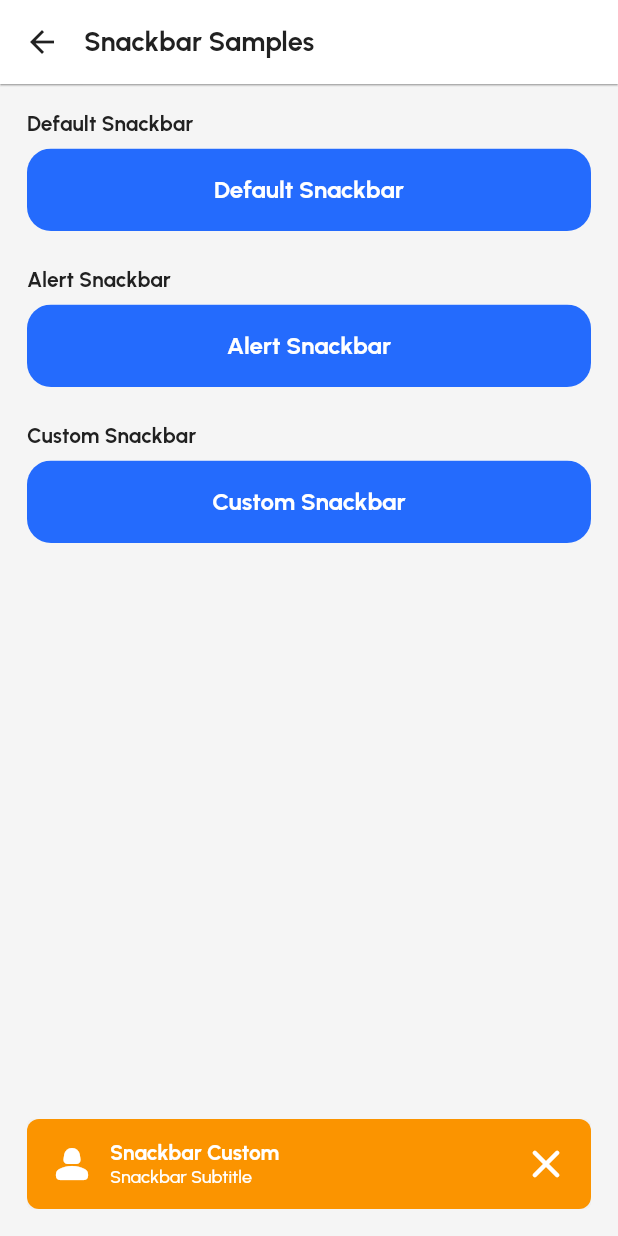
After one commit to ideaver/alvamind-one-library-frontend, a Flutter app: the SnackbarSamplesView screen opened by its route, after a tap on "Custom Snackbar", on a phone screen of 412 x 824 dp. The commit adds this screen. Run offline on Flutter 3.47's test engine with Material 2 defaults, Android fonts, the phone set to English and light mode, and no system bars; our stand-ins replace connectivity, dotted_border, firebase_messaging, flutter_local_notifications, flutter_secure_storage, get_it and 8 more; missing offline and left inert: optimized_cached_image, syncfusion_flutter_core; accounts and stored records are empty; project files that could hold a hidden picture were left out.

Commit message:
added & updated widgets

```diff
--- a/lib/app/route/app_routes.dart
+++ b/lib/app/route/app_routes.dart
@@ -1,4 +1,3 @@
-import 'package:alvamind_library/view/samples/toggle_samples_view.dart';
 import 'package:flutter/material.dart';
 
 import '../../view/main/main_view.dart';
@@ -8,10 +7,12 @@ import '../../view/samples/button_customer_bar_samples_view.dart';
 import '../../view/samples/button_samples_view.dart';
 import '../../view/samples/card_pinpoin_delivery_samples_view.dart';
 import '../../view/samples/category_menu_samples_view.dart';
+import '../../view/samples/checkbox_samples_view.dart';
 import '../../view/samples/chips_samples_view.dart';
 import '../../view/samples/comment_and_review_list_samples_view.dart';
 import '../../view/samples/dialog_samples_view.dart';
 import '../../view/samples/divider_samples_view.dart';
+import '../../view/samples/dotted_border_sample_view.dart';
 import '../../view/samples/dropdown_samples_view.dart';
 import '../../view/samples/icon_button_samples_view.dart';
 import '../../view/samples/illustration_state_samples_view.dart';
@@ -27,16 +28,22 @@ import '../../view/samples/operasional_card_samples_view.dart';
 import '../../view/samples/order_card_samples_view.dart';
 import '../../view/samples/order_list_samples_view.dart';
 import '../../view/samples/order_type_info_samples_view.dart';
-import '../../view/samples/owner_oulet_card_samples_view.dart';
+import '../../view/samples/owner_outlet_card_samples_view.dart';
 import '../../view/samples/payment_samples_view.dart';
 import '../../view/samples/pin_point_samples_view.dart';
 import '../../view/samples/progress_line_samples_view.dart';
 import '../../view/samples/promo_card_samples_view.dart';
+import '../../view/samples/radio_samples_view.dart';
 import '../../view/samples/service_category_samples_view.dart';
+import '../../view/samples/snackbar_samples_view.dart';
 import '../../view/samples/statistic_square_samples_view.dart';
+import '../../view/samples/table_navigation_samples_view.dart';
+import '../../view/samples/table_samples_view.dart';
 import '../../view/samples/tags_samples_view.dart';
 import '../../view/samples/terms_condition_list_samples_view.dart';
+import '../../view/samples/toggle_samples_view.dart';
 import '../../view/samples/tool_tip_menu_samples_view.dart';
+import '../../view/samples/transaction_info_sample_view.dart';
 
 // App routes
 class AppRoutes {
@@ -68,7 +75,6 @@ class AppRoutes {
     DropDownSamplesView.routeName: (context) => const DropDownSamplesView(),
     ItemCardsSamplesView.routeName: (context) => const ItemCardsSamplesView(),
     ToggleSamplesView.routeName: (context) => const ToggleSamplesView(),
-    //
     AccordionSamplesView.routeName: (context) => const AccordionSamplesView(),
     PaymentSamplesView.routeName: (context) => const PaymentSamplesView(),
     ModalPopupButtonSamplesView.routeName: (context) => const ModalPopupButtonSamplesView(),
@@ -83,5 +89,12 @@ class AppRoutes {
     OrderListSamplesView.routeName: (context) => const OrderListSamplesView(),
     CardPinPoinDeliverySamplesView.routeName: (context) => const CardPinPoinDeliverySamplesView(),
     OperasionalCardSamplesView.routeName: (context) => const OperasionalCardSamplesView(),
+    DottedBorderSamplesView.routeName: (context) => const DottedBorderSamplesView(),
+    CheckboxSamplesView.routeName: (context) => const CheckboxSamplesView(),
+    RadioSamplesView.routeName: (context) => const RadioSamplesView(),
+    TableSamplesView.routeName: (context) => const TableSamplesView(),
+    TableNavigationSamplesView.routeName: (context) => const TableNavigationSamplesView(),
+    TransactionInfoSamplesView.routeName: (context) => const TransactionInfoSamplesView(),
+    SnackbarSamplesView.routeName: (context) => const SnackbarSamplesView(),
   };
 }
--- a/lib/view/main/main_view.dart
+++ b/lib/view/main/main_view.dart
@@ -37,12 +37,12 @@ class _MainViewState extends State<MainView> {
                 mainAxisAlignment: MainAxisAlignment.center,
                 children: [
                   Text(
-                    'Alvamind One Library',
+                    'LaundryNet',
                     style: AppTextStyle.heading4(),
                   ),
                   const SizedBox(height: 8),
                   Text(
-                    'Alvamind One Library Design System',
+                    'LaundryNet Design System',
                     style: AppTextStyle.bodyMedium(
                       fontWeight: AppFontWeight.medium,
                     ),
--- a/lib/view/samples/dotted_border_sample_view.dart
+++ b/lib/view/samples/dotted_border_sample_view.dart
@@ -1,7 +1,7 @@
-import '../../app/theme/app_colors.dart';
 import 'package:dotted_border/dotted_border.dart';
 import 'package:flutter/material.dart';
 
+import '../../app/theme/app_colors.dart';
 import '../../app/theme/app_text_style.dart';
 import '../../widget/atom/app_dotted_border.dart';
 import 'sample_wrapper.dart';
--- a/lib/view/samples/modal_samples_view.dart
+++ b/lib/view/samples/modal_samples_view.dart
@@ -1,10 +1,10 @@
-import 'package:alvamind_library/widget/molecule/app_modal.dart';
 import 'package:flutter/material.dart';
 
 import '../../app/theme/app_colors.dart';
 import '../../app/theme/app_sizes.dart';
 import '../../app/theme/app_text_style.dart';
 import '../../widget/molecule/app_button.dart';
+import '../../widget/molecule/app_modal.dart';
 import 'sample_wrapper.dart';
 
 class ModalPopupButtonSamplesView extends StatefulWidget {
--- a/lib/view/samples/operasional_card_samples_view.dart
+++ b/lib/view/samples/operasional_card_samples_view.dart
@@ -1,6 +1,6 @@
-import 'package:alvamind_library/app/theme/app_sizes.dart';
-import 'package:alvamind_library/view/samples/sample_wrapper.dart';
-import 'package:alvamind_library/widget/organism/operasional_card/operasional_card_edit.dart';
+import '../../app/theme/app_sizes.dart';
+import 'sample_wrapper.dart';
+import '../../widget/organism/operasional_card/operasional_card_edit.dart';
 
 import 'package:flutter/material.dart';
 
--- a/lib/view/samples/order_type_info_samples_view.dart
+++ b/lib/view/samples/order_type_info_samples_view.dart
@@ -1,9 +1,9 @@
-import 'package:alvamind_library/app/theme/app_sizes.dart';
-import 'package:alvamind_library/view/samples/sample_wrapper.dart';
 import 'package:flutter/material.dart';
 
 import '../../app/theme/app_colors.dart';
+import '../../app/theme/app_sizes.dart';
 import '../../widget/organism/order_type_info/order_type_info.dart';
+import 'sample_wrapper.dart';
 
 class OrderTypeInfoSamplesView extends StatefulWidget {
   const OrderTypeInfoSamplesView({Key? key}) : super(key: key);
--- /dev/null
+++ b/lib/view/samples/snackbar_samples_view.dart
@@ -0,0 +1,89 @@
+import 'package:alvamind_library/widget/molecule/app_snackbar.dart';
+import 'package:flutter/material.dart';
+
+import '../../app/theme/app_colors.dart';
+import '../../widget/molecule/app_button.dart';
+import 'sample_wrapper.dart';
+
+class SnackbarSamplesView extends StatefulWidget {
+  const SnackbarSamplesView({Key? key}) : super(key: key);
+
+  static const routeName = '/molecule-snackbar-samples';
+
+  @override
+  State<SnackbarSamplesView> createState() => _SnackbarSamplesViewState();
+}
+
+class _SnackbarSamplesViewState extends State<SnackbarSamplesView> {
+  @override
+  Widget build(BuildContext context) {
+    return Scaffold(
+      backgroundColor: AppColors.blackLv9,
+      appBar: AppBar(title: const Text('Snackbar Samples')),
+      body: SingleChildScrollView(
+        padding: const EdgeInsets.all(18),
+        child: Column(
+          crossAxisAlignment: CrossAxisAlignment.start,
+          children: [
+            defaultSnackbar(),
+            alertSnackbar(),
+            customSnackbar(),
+          ],
+        ),
+      ),
+    );
+  }
+
+  Widget defaultSnackbar() {
+    return SampleWrapper(
+      title: 'Default Snackbar',
+      widget: AppButton(
+        text: 'Default Snackbar',
+        onTap: () {
+          final navigator = Navigator.of(context);
+          AppSnackbar.show(navigator, title: 'Snackbar Title');
+        },
+      ),
+    );
+  }
+
+  Widget alertSnackbar() {
+    return SampleWrapper(
+      title: 'Alert Snackbar',
+      widget: AppButton(
+        text: 'Alert Snackbar',
+        onTap: () {
+          final navigator = Navigator.of(context);
+          AppSnackbar.show(
+            navigator,
+            icon: Icons.info,
+            title: 'Snackbar Alert',
+            backgroundColor: AppColors.redLv1,
+            showCloseButton: true,
+          );
+        },
+      ),
+    );
+  }
+
+  Widget customSnackbar() {
+    return SampleWrapper(
+      title: 'Custom Snackbar',
+      widget: AppButton(
+        text: 'Custom Snackbar',
+        onTap: () {
+          final navigator = Navigator.of(context);
+          AppSnackbar.show(
+            navigator,
+            icon: Icons.person_2_rounded,
+            iconSize: 32,
+            backgroundColor: AppColors.orangeLv1,
+            title: 'Snackbar Custom',
+            subtitle: 'Snackbar Subtitle',
+            showCloseButton: true,
+          );
+        },
+      ),
+    );
+  }
+}
--- a/lib/widget/molecule/app_modal.dart
+++ b/lib/widget/molecule/app_modal.dart
@@ -162,7 +162,7 @@ class _AppModalWidgetState extends State<AppModalWidget> {
                 ),
                 AppDivider(
                   thickness: 1,
-                  color: Color(0xFFEEEEEE),
+                  color: const Color(0xFFEEEEEE),
                   padding: EdgeInsets.symmetric(
                     horizontal: AppSizes.padding / 3,
                     vertical: AppSizes.padding,
@@ -203,14 +203,13 @@ class _AppModalWidgetState extends State<AppModalWidget> {
                 widget.textAddress ? widgetAddress() : const SizedBox.shrink(),
                 widget.slider == true ? sliderWay() : const SizedBox.shrink(),
 
-                Container(
-                  child: Flex(
+                Flex(
                   direction: widget.directionButton ?? Axis.horizontal,
                   mainAxisAlignment: MainAxisAlignment.spaceBetween,
                   children: [
                     ...widget.children,
                     widget.price == false
-                          ? SizedBox.shrink()
+                        ? const SizedBox.shrink()
                         : Row(
                             mainAxisAlignment: MainAxisAlignment.spaceBetween,
                             children: [
@@ -228,7 +227,6 @@ class _AppModalWidgetState extends State<AppModalWidget> {
                             ],
                           ),
                   ],
-                  ),
                 ),
               ],
             ),
@@ -345,9 +343,9 @@ class _AppModalWidgetState extends State<AppModalWidget> {
           min: 0,
           max: 10,
           values: _values,
-          tooltipShape: SfRectangularTooltipShape(),
+          tooltipShape: const SfRectangularTooltipShape(),
           tooltipTextFormatterCallback: (actualValue, formattedText) {
-            return actualValue.round().toString() + ' KM';
+            return '${actualValue.round()} KM';
           },
           enableTooltip: true,
           shouldAlwaysShowTooltip: true,
--- a/lib/widget/molecule/app_radio.dart
+++ b/lib/widget/molecule/app_radio.dart
@@ -1,6 +1,7 @@
+import 'package:flutter/material.dart';
+
 import '../../app/theme/app_colors.dart';
 import '../../app/theme/app_text_style.dart';
-import 'package:flutter/material.dart';
 
 class AppRadio extends StatefulWidget {
   final bool enable;
--- /dev/null
+++ b/lib/widget/molecule/app_snackbar.dart
@@ -0,0 +1,156 @@
+import 'package:flutter/material.dart';
+
+import '../../../app/theme/app_colors.dart';
+import '../../app/theme/app_shadows.dart';
+import '../../app/theme/app_sizes.dart';
+import '../../app/theme/app_text_style.dart';
+import 'app_icon_button.dart';
+
+class AppSnackbar {
+  static Future<void> show(
+    NavigatorState navigator, {
+    IconData? icon,
+    Color? backgroundColor,
+    Color? textColor,
+    Color? iconColor,
+    EdgeInsetsGeometry? padding,
+    EdgeInsetsGeometry? margin,
+    double? borderRadius,
+    double? iconSize,
+    required String title,
+    TextStyle? titleStyle,
+    String? subtitle,
+    TextStyle? subtitleStyle,
+    bool? showCloseButton,
+    Duration? displayDuration,
+  }) async {
+    final messenger = ScaffoldMessenger.of(navigator.context);
+    messenger.hideCurrentSnackBar();
+    messenger.showSnackBar(
+      SnackBar(
+        backgroundColor: AppColors.transparent,
+        behavior: SnackBarBehavior.floating,
+        elevation: 0,
+        padding: EdgeInsets.zero,
+        margin: margin ?? EdgeInsets.all(AppSizes.padding),
+        duration: displayDuration ?? const Duration(seconds: 5),
+        content: AppSnackbarWidget(
+          messenger: messenger,
+          icon: icon,
+          backgroundColor: backgroundColor ?? AppColors.primary,
+          textColor: textColor ?? AppColors.white,
+          iconColor: iconColor ?? AppColors.white,
+          padding: padding ?? const EdgeInsets.all(14),
+          borderRadius: borderRadius ?? 8,
+          iconSize: iconSize ?? 16,
+          title: title,
+          subtitle: subtitle,
+          titleStyle: titleStyle,
+          subtitleStyle: subtitleStyle,
+          showCloseButton: showCloseButton ?? false,
+        ),
+      ),
+    );
+  }
+}
+
+class AppSnackbarWidget extends StatelessWidget {
+  final ScaffoldMessengerState messenger;
+  final IconData? icon;
+  final Color backgroundColor;
+  final Color textColor;
+  final Color iconColor;
+  final EdgeInsetsGeometry padding;
+  final double borderRadius;
+  final double iconSize;
+  final String title;
+  final TextStyle? titleStyle;
+  final String? subtitle;
+  final TextStyle? subtitleStyle;
+  final bool? showCloseButton;
+
+  const AppSnackbarWidget({
+    super.key,
+    required this.messenger,
+    this.icon,
+    this.backgroundColor = AppColors.primary,
+    this.textColor = AppColors.white,
+    this.iconColor = AppColors.white,
+    this.padding = const EdgeInsets.all(14),
+    this.borderRadius = 8,
+    this.iconSize = 16,
+    required this.title,
+    this.subtitle,
+    this.titleStyle,
+    this.subtitleStyle,
+    this.showCloseButton = false,
+  });
+
+  @override
+  Widget build(BuildContext context) {
+    return Container(
+      padding: padding,
+      decoration: BoxDecoration(
+        color: backgroundColor,
+        borderRadius: BorderRadius.circular(borderRadius),
+        boxShadow: [AppShadows.cardShadow2],
+      ),
+      child: Row(
+        mainAxisAlignment: MainAxisAlignment.spaceBetween,
+        children: [
+          Row(
+            children: [
+              icon != null
+                  ? Padding(
+                      padding: EdgeInsets.only(right: padding.horizontal / 3),
+                      child: Icon(
+                        icon,
+                        size: iconSize,
+                        color: iconColor,
+                      ),
+                    )
+                  : const SizedBox.shrink(),
+              Column(
+                crossAxisAlignment: CrossAxisAlignment.start,
+                children: [
+                  Text(
+                    title,
+                    style: titleStyle ??
+                        AppTextStyle.bodyMedium(
+                          fontWeight: AppFontWeight.bold,
+                          color: textColor,
+                        ),
+                  ),
+                  subtitle != null
+                      ? Text(
+                          subtitle!,
+                          style: subtitleStyle ??
+                              AppTextStyle.bodySmall(
+                                fontWeight: AppFontWeight.medium,
+                                color: textColor,
+                              ),
+                        )
+                      : const SizedBox.shrink(),
+                ],
+              ),
+            ],
+          ),
+          showCloseButton == true
+              ? AppIconButton(
+                  padding: EdgeInsets.zero,
+                  buttonColor: AppColors.transparent,
+                  icon: Icon(
+                    Icons.close_rounded,
+                    size: iconSize,
+                    color: iconColor,
+                  ),
+                  onTap: () {
+                    messenger.hideCurrentSnackBar();
+                  },
+                )
+              : const SizedBox.shrink(),
+        ],
+      ),
+    );
+  }
+}
--- a/lib/widget/organism/card_pinpoin_delivery/card_pinpoin_delivery.dart
+++ b/lib/widget/organism/card_pinpoin_delivery/card_pinpoin_delivery.dart
@@ -5,7 +5,6 @@ import '../../../app/theme/app_colors.dart';
 import '../../../app/theme/app_sizes.dart';
 import '../../../app/theme/app_text_style.dart';
 import '../../atom/app_divider.dart';
-
 import '../../molecule/app_button.dart';
 import '../../molecule/app_card_container.dart';
 import '../../molecule/app_text_field.dart';
--- a/lib/widget/organism/operasional_card/operasional_card.dart
+++ b/lib/widget/organism/operasional_card/operasional_card.dart
@@ -1,4 +1,3 @@
-import 'package:alvamind_library/widget/molecule/app_chips.dart';
 import 'package:flutter/material.dart';
 
 import '../../../app/theme/app_colors.dart';
@@ -6,6 +5,7 @@ import '../../../app/theme/app_sizes.dart';
 import '../../../app/theme/app_text_style.dart';
 import '../../molecule/app_Toggle.dart';
 import '../../molecule/app_card_container.dart';
+import '../../molecule/app_chips.dart';
 
 // ignore: must_be_immutable
 class OperasionalCard extends StatefulWidget {
--- a/lib/widget/organism/order_type_info/order_type_info.dart
+++ b/lib/widget/organism/order_type_info/order_type_info.dart
@@ -1,6 +1,6 @@
-import 'package:alvamind_library/app/asset/app_assets.dart';
 import 'package:flutter/material.dart';
 
+import '../../../app/asset/app_assets.dart';
 import '../../../app/theme/app_colors.dart';
 import '../../../app/theme/app_sizes.dart';
 import '../../../app/theme/app_text_style.dart';
```
Also changed, not shown: lib/view/samples/card_pinpoin_delivery_samples_view.dart (+5 -4 lines), lib/view/samples/modal_samples_view_bak.dart (deleted, +0 -66 lines), lib/view/samples/order_list_samples_view.dart (+3 -4 lines), lib/widget/organism/order_list/order_list.dart (+4 -4 lines), lib/view/samples/owner_outlet_card_samples_view.dart (renamed from lib/view/samples/owner_oulet_card_samples_view.dart), lib/widget/molecule/app_account_list.dart (line endings or trailing spaces), 1 other file. Lines whose indentation alone changed are shown as unchanged.
